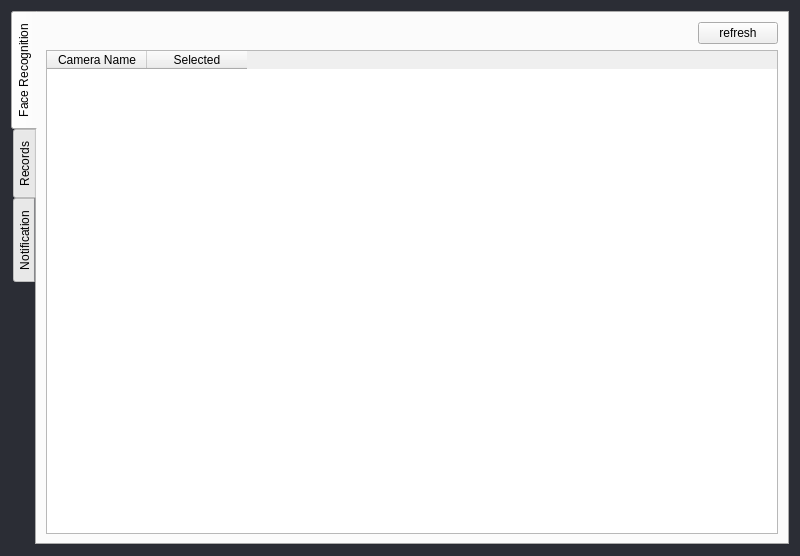
Before: the Qt Designer form custom_widgets/setting/Setting.ui in elmhadji/AccessController, drawn with Qt 5.
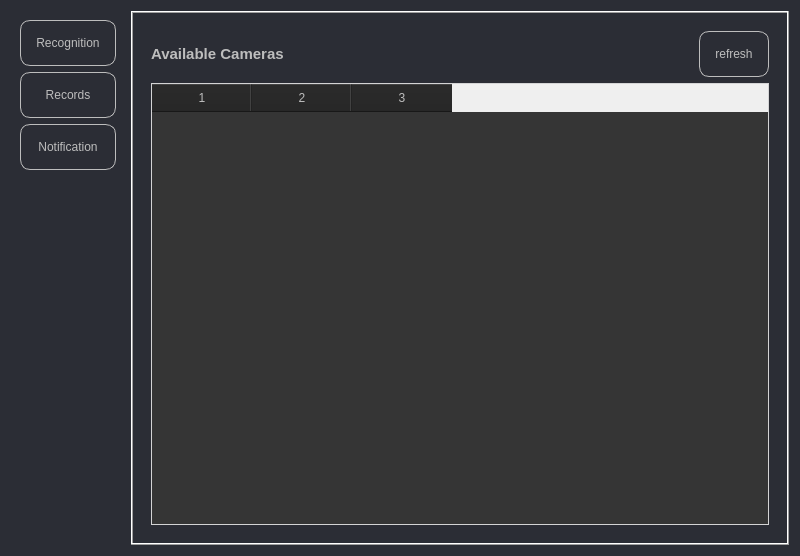
After: the same form once the commit is applied. The open tabs and pages were chosen to show the change. Icons and pictures are not drawn.

Commit message: -Added the qrc file for setting UI -Switching from tab widget to stacked widget -Implement the necessary function for switching between stacks -Adding styling to the setting UI

Diff of the .ui file:
```diff
--- a/custom_widgets/setting/Setting.ui
+++ b/custom_widgets/setting/Setting.ui
@@ -18,37 +18,148 @@
 	background-color: rgb(43, 45, 53);
 	
 }
-#Setting #frame{
-	background-color: rgb(53, 53, 53);
+#Setting QLabel ,QPushButton{
+	color: rgb(189, 189, 189);
+
 }
+#Setting QPushButton{
+	border : 1px solid rgb(189, 189, 189);
+	border-radius: 10px;
+	padding: 15px;
 
-#Setting QLabel {
+}
+#Setting  QPushButton:hover{
+	background-color: rgb(0, 142, 246);
+
+}
+
+#Setting QLabel ,QCheckBox{
 	color:rgb(189, 189, 189);
 
-}</string>
+}
+#emailInput{
+	padding-left:5px;
+	background-color:  rgb(33, 33, 33);
+	border: 1px solid rgb(204, 204, 204);
+    border-radius: 10px;
+    color: rgb(204, 204, 204);
+
+}
+QTableWidget {
+        background-color: rgb(53, 53, 53);
+        alternate-background-color: rgb(43, 45, 53);
+        color: rgb(189, 189, 189);
+        selection-background-color: rgb(0, 142, 246);
+        selection-color: rgb(255, 255, 255);
+        border: 1px solid  #D4D4D5;
+    }
+    
+    QTableWidget::item {
+        padding: 10px;
+    }
+    
+    QTableWidget::item:selected {
+        background-color: rgb(0, 142, 246);
+        color: rgb(255, 255, 255);
+    }
+    
+    QHeaderView::section {
+        background-color: rgb(33, 33, 33);
+        color: rgb(189, 189, 189);
+        padding: 5px;
+        
+    }</string>
   </property>
+  <layout class="QHBoxLayout" name="horizontalLayout_5">
+   <item>
+    <widget class="QFrame" name="sideBare">
   <layout class="QVBoxLayout" name="verticalLayout_2">
    <item>
-    <widget class="QTabWidget" name="tabWidget">
-     <property name="tabPosition">
-      <enum>QTabWidget::TabPosition::West</enum>
-     </property>
-     <property name="tabShape">
-      <enum>QTabWidget::TabShape::Rounded</enum>
+       <widget class="QPushButton" name="recognitionButton">
+        <property name="text">
+         <string>Recognition</string>
+        </property>
+        <property name="icon">
+         <iconset resource="setting.qrc">
+          <normaloff>:/icons/resources/Icons/record-vinyl-solid.svg</normaloff>:/icons/resources/Icons/record-vinyl-solid.svg</iconset>
+        </property>
+       </widget>
+      </item>
+      <item>
+       <widget class="QPushButton" name="recordsButton">
+        <property name="text">
+         <string>Records</string>
+        </property>
+        <property name="icon">
+         <iconset resource="setting.qrc">
+          <normaloff>:/icons/resources/Icons/photo-film-solid.svg</normaloff>:/icons/resources/Icons/photo-film-solid.svg</iconset>
+        </property>
+       </widget>
+      </item>
+      <item>
+       <widget class="QPushButton" name="notificationButton">
+        <property name="text">
+         <string>Notification</string>
+        </property>
+        <property name="icon">
+         <iconset resource="setting.qrc">
+          <normaloff>:/icons/resources/Icons/bell-solid.svg</normaloff>:/icons/resources/Icons/bell-solid.svg</iconset>
+        </property>
+       </widget>
+      </item>
+      <item>
+       <spacer name="verticalSpacer_3">
+        <property name="orientation">
+         <enum>Qt::Orientation::Vertical</enum>
+        </property>
+        <property name="sizeHint" stdset="0">
+         <size>
+          <width>20</width>
+          <height>40</height>
+         </size>
+        </property>
+       </spacer>
+      </item>
+     </layout>
+    </widget>
+   </item>
+   <item>
+    <widget class="QFrame" name="mainFrame">
+     <property name="frameShape">
+      <enum>QFrame::Shape::Box</enum>
+     </property>
+     <property name="frameShadow">
+      <enum>QFrame::Shadow::Raised</enum>
+     </property>
+     <layout class="QHBoxLayout" name="horizontalLayout_4">
+      <item>
+       <widget class="QStackedWidget" name="stackedWidget">
+        <property name="frameShape">
+         <enum>QFrame::Shape::NoFrame</enum>
      </property>
      <property name="currentIndex">
-      <number>2</number>
-     </property>
-     <property name="elideMode">
-      <enum>Qt::TextElideMode::ElideMiddle</enum>
-     </property>
-     <widget class="QWidget" name="faceRecognitionTab">
-      <attribute name="title">
-       <string>Face Recognition</string>
-      </attribute>
+         <number>0</number>
+        </property>
+        <widget class="QWidget" name="recognitionStack" native="true">
       <layout class="QVBoxLayout" name="verticalLayout">
        <item>
         <layout class="QHBoxLayout" name="horizontalLayout">
+            <item>
+             <widget class="QLabel" name="label_2">
+              <property name="font">
+               <font>
+                <pointsize>11</pointsize>
+                <bold>true</bold>
+                <underline>false</underline>
+                <strikeout>false</strikeout>
+                <kerning>true</kerning>
+               </font>
+              </property>
+              <property name="text">
+               <string>Available Cameras</string>
+              </property>
+             </widget>
+            </item>
          <item>
           <spacer name="horizontalSpacer">
            <property name="orientation">
@@ -73,45 +184,41 @@
        </item>
        <item>
         <widget class="QTableWidget" name="cameraTableWidget">
-         <attribute name="horizontalHeaderCascadingSectionResizes">
-          <bool>false</bool>
-         </attribute>
-         <attribute name="horizontalHeaderHighlightSections">
+            <property name="frameShape">
+             <enum>QFrame::Shape::Box</enum>
+            </property>
+            <property name="frameShadow">
+             <enum>QFrame::Shadow::Raised</enum>
+            </property>
+            <property name="editTriggers">
+             <set>QAbstractItemView::EditTrigger::NoEditTriggers</set>
+            </property>
+            <property name="showGrid">
           <bool>true</bool>
-         </attribute>
-         <attribute name="horizontalHeaderShowSortIndicator" stdset="0">
+            </property>
+            <property name="gridStyle">
+             <enum>Qt::PenStyle::SolidLine</enum>
+            </property>
+            <property name="sortingEnabled">
           <bool>false</bool>
-         </attribute>
-         <attribute name="horizontalHeaderStretchLastSection">
-          <bool>false</bool>
-         </attribute>
+            </property>
+            <property name="columnCount">
+             <number>3</number>
+            </property>
          <attribute name="verticalHeaderVisible">
+             <bool>false</bool>
+            </attribute>
+            <attribute name="verticalHeaderHighlightSections">
           <bool>true</bool>
          </attribute>
-         <attribute name="verticalHeaderCascadingSectionResizes">
-          <bool>false</bool>
-         </attribute>
-         <attribute name="verticalHeaderStretchLastSection">
-          <bool>false</bool>
-         </attribute>
-         <column>
-          <property name="text">
-           <string>Camera Name</string>
-          </property>
-         </column>
-         <column>
-          <property name="text">
-           <string>Selected</string>
-          </property>
-         </column>
+            <column/>
+            <column/>
+            <column/>
         </widget>
        </item>
       </layout>
      </widget>
-     <widget class="QWidget" name="recordsTab">
-      <attribute name="title">
-       <string>Records</string>
-      </attribute>
+        <widget class="QWidget" name="recordsStrack" native="true">
       <layout class="QVBoxLayout" name="verticalLayout_3">
        <item>
         <layout class="QHBoxLayout" name="horizontalLayout_2" stretch="0,1,1">
@@ -161,10 +268,7 @@
        </item>
       </layout>
      </widget>
-     <widget class="QWidget" name="notificationTab">
-      <attribute name="title">
-       <string>Notification</string>
-      </attribute>
+        <widget class="QWidget" name="notificationStack" native="true">
       <layout class="QVBoxLayout" name="verticalLayout_4">
        <item>
         <layout class="QHBoxLayout" name="horizontalLayout_3" stretch="0,1,1">
@@ -227,6 +331,11 @@
    </item>
   </layout>
  </widget>
- <resources/>
+   </item>
+  </layout>
+ </widget>
+ <resources>
+  <include location="setting.qrc"/>
+ </resources>
  <connections/>
 </ui>
```
Left out of the diff: 21 changed lines with no effect on the pictures. Lines whose indentation alone changed are shown as unchanged. The commit also changes 4 other files.
